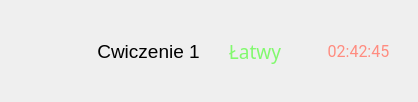
The window that ExerciseHeaderWidget.ui (SiekamCebule/szybkie-pisanie) describes before a commit, drawn with Qt 5.
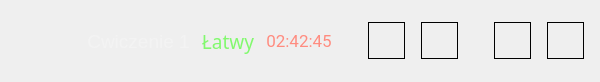
The same window after the commit. Icons and pictures are not drawn.

Patch:
```diff
--- a/ExerciseHeaderWidget.ui
+++ b/ExerciseHeaderWidget.ui
@@ -6,10 +6,16 @@
    <rect>
     <x>0</x>
     <y>0</y>
-    <width>418</width>
-    <height>88</height>
+    <width>600</width>
+    <height>82</height>
    </rect>
   </property>
+  <property name="maximumSize">
+   <size>
+    <width>600</width>
+    <height>98</height>
+   </size>
+  </property>
   <property name="windowTitle">
    <string>Form</string>
   </property>
@@ -18,14 +24,14 @@
     <widget class="QLabel" name="label_iconIsCompleted">
      <property name="minimumSize">
       <size>
-       <width>80</width>
-       <height>80</height>
+       <width>60</width>
+       <height>60</height>
       </size>
      </property>
      <property name="maximumSize">
       <size>
-       <width>80</width>
-       <height>80</height>
+       <width>60</width>
+       <height>60</height>
       </size>
      </property>
      <property name="font">
@@ -41,13 +47,41 @@
      </property>
     </widget>
    </item>
+   <item>
+    <spacer name="horizontalSpacer_2">
+     <property name="orientation">
+      <enum>Qt::Horizontal</enum>
+     </property>
+     <property name="sizeType">
+      <enum>QSizePolicy::Maximum</enum>
+     </property>
+     <property name="sizeHint" stdset="0">
+      <size>
+       <width>10</width>
+       <height>20</height>
+      </size>
+     </property>
+    </spacer>
+   </item>
    <item>
     <widget class="QLabel" name="label_name">
+     <property name="maximumSize">
+      <size>
+       <width>16777215</width>
+       <height>16777215</height>
+      </size>
+     </property>
      <property name="font">
       <font>
        <pointsize>14</pointsize>
       </font>
      </property>
+     <property name="styleSheet">
+      <string notr="true">QLabel{
+color: rgb(243, 243, 243);
+}
+</string>
+     </property>
      <property name="text">
       <string>Cwiczenie 1</string>
      </property>
@@ -58,6 +92,12 @@
    </item>
    <item>
     <widget class="QLabel" name="label_difficulty">
+     <property name="maximumSize">
+      <size>
+       <width>16777215</width>
+       <height>16777215</height>
+      </size>
+     </property>
      <property name="font">
       <font>
        <family>Noto Sans</family>
@@ -80,10 +120,16 @@
    </item>
    <item>
     <widget class="QLabel" name="label_bestResult">
+     <property name="maximumSize">
+      <size>
+       <width>16777215</width>
+       <height>16777215</height>
+      </size>
+     </property>
      <property name="font">
       <font>
        <family>Roboto</family>
-       <pointsize>12</pointsize>
+       <pointsize>13</pointsize>
       </font>
      </property>
      <property name="styleSheet">
@@ -99,6 +145,194 @@
      </property>
     </widget>
    </item>
+   <item>
+    <spacer name="horizontalSpacer">
+     <property name="orientation">
+      <enum>Qt::Horizontal</enum>
+     </property>
+     <property name="sizeType">
+      <enum>QSizePolicy::Maximum</enum>
+     </property>
+     <property name="sizeHint" stdset="0">
+      <size>
+       <width>25</width>
+       <height>20</height>
+      </size>
+     </property>
+    </spacer>
+   </item>
+   <item>
+    <widget class="QPushButton" name="pushButton_down">
+     <property name="minimumSize">
+      <size>
+       <width>47</width>
+       <height>47</height>
+      </size>
+     </property>
+     <property name="maximumSize">
+      <size>
+       <width>47</width>
+       <height>47</height>
+      </size>
+     </property>
+     <property name="styleSheet">
+      <string notr="true">QPushButton
+{
+	margin: 5px;
+border: 1px solid;
+}</string>
+     </property>
+     <property name="text">
+      <string/>
+     </property>
+     <property name="icon">
+      <iconset resource="res.qrc">
+       <normaloff>:/images/down.png</normaloff>:/images/down.png</iconset>
+     </property>
+     <property name="iconSize">
+      <size>
+       <width>47</width>
+       <height>47</height>
+      </size>
+     </property>
+     <property name="flat">
+      <bool>true</bool>
+     </property>
+    </widget>
+   </item>
+   <item>
+    <widget class="QPushButton" name="pushButton_up">
+     <property name="minimumSize">
+      <size>
+       <width>47</width>
+       <height>47</height>
+      </size>
+     </property>
+     <property name="maximumSize">
+      <size>
+       <width>47</width>
+       <height>47</height>
+      </size>
+     </property>
+     <property name="styleSheet">
+      <string notr="true">QPushButton
+{
+	margin: 5px;
+border: 1px solid;
+}</string>
+     </property>
+     <property name="text">
+      <string/>
+     </property>
+     <property name="icon">
+      <iconset resource="res.qrc">
+       <normaloff>:/images/up.png</normaloff>:/images/up.png</iconset>
+     </property>
+     <property name="iconSize">
+      <size>
+       <width>47</width>
+       <height>47</height>
+      </size>
+     </property>
+     <property name="flat">
+      <bool>true</bool>
+     </property>
+    </widget>
+   </item>
+   <item>
+    <spacer name="horizontalSpacer_3">
+     <property name="orientation">
+      <enum>Qt::Horizontal</enum>
+     </property>
+     <property name="sizeType">
+      <enum>QSizePolicy::Maximum</enum>
+     </property>
+     <property name="sizeHint" stdset="0">
+      <size>
+       <width>20</width>
+       <height>20</height>
+      </size>
+     </property>
+    </spacer>
+   </item>
+   <item>
+    <widget class="QPushButton" name="pushButton_remove">
+     <property name="minimumSize">
+      <size>
+       <width>47</width>
+       <height>47</height>
+      </size>
+     </property>
+     <property name="maximumSize">
+      <size>
+       <width>47</width>
+       <height>47</height>
+      </size>
+     </property>
+     <property name="styleSheet">
+      <string notr="true">QPushButton
+{
+	margin: 5px;
+border: 1px solid;
+}</string>
+     </property>
+     <property name="text">
+      <string/>
+     </property>
+     <property name="icon">
+      <iconset resource="res.qrc">
+       <normaloff>:/images/remove.png</normaloff>:/images/remove.png</iconset>
+     </property>
+     <property name="iconSize">
+      <size>
+       <width>47</width>
+       <height>47</height>
+      </size>
+     </property>
+     <property name="flat">
+      <bool>true</bool>
+     </property>
+    </widget>
+   </item>
+   <item>
+    <widget class="QPushButton" name="pushButton_edit">
+     <property name="minimumSize">
+      <size>
+       <width>47</width>
+       <height>47</height>
+      </size>
+     </property>
+     <property name="maximumSize">
+      <size>
+       <width>47</width>
+       <height>47</height>
+      </size>
+     </property>
+     <property name="styleSheet">
+      <string notr="true">QPushButton
+{
+	margin: 5px;
+border: 1px solid;
+}</string>
+     </property>
+     <property name="text">
+      <string/>
+     </property>
+     <property name="icon">
+      <iconset resource="res.qrc">
+       <normaloff>:/images/edit.png</normaloff>:/images/edit.png</iconset>
+     </property>
+     <property name="iconSize">
+      <size>
+       <width>47</width>
+       <height>47</height>
+      </size>
+     </property>
+     <property name="flat">
+      <bool>true</bool>
+     </property>
+    </widget>
+   </item>
   </layout>
  </widget>
  <resources/>
```
Left out of the diff: 15 changed lines with no effect on the pictures.
